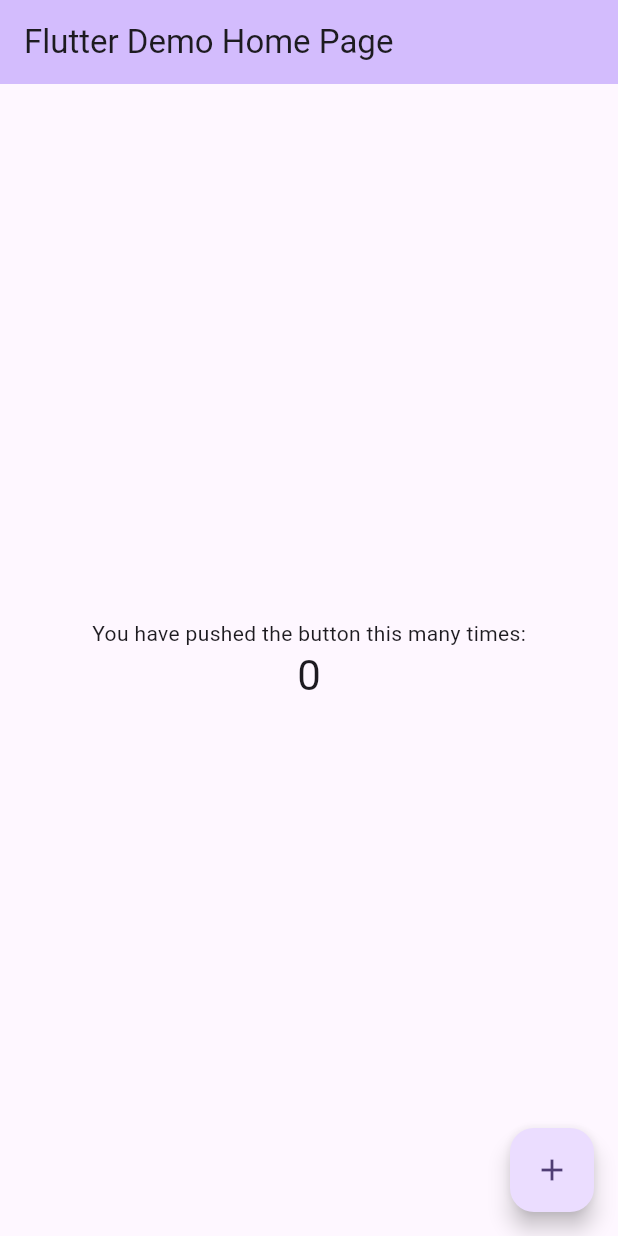
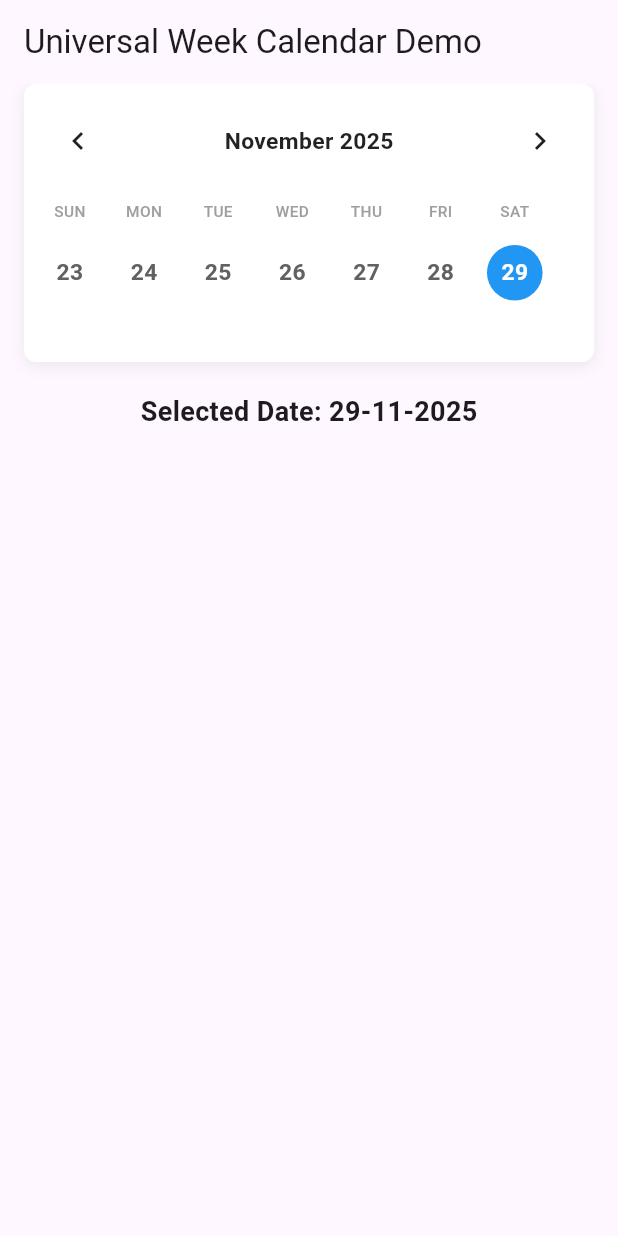
Before and after one commit to Prashant1125/universal_week_calendar, a Flutter app: the screen it shows after launch, on a phone screen of 412 x 824 dp. Run offline on Flutter 3.47's test engine with Material 3 defaults, Android fonts, the phone set to English and light mode, and no system bars.

Commit message:
ready to publish 0.1.0

````diff
--- a/example/lib/main.dart
+++ b/example/lib/main.dart
@@ -1,4 +1,5 @@
 import 'package:flutter/material.dart';
+import 'package:universal_week_calendar/universal_week_calendar.dart';
 
 void main() {
   runApp(const MyApp());
@@ -7,116 +8,91 @@ void main() {
 class MyApp extends StatelessWidget {
   const MyApp({super.key});
 
-  // This widget is the root of your application.
   @override
   Widget build(BuildContext context) {
     return MaterialApp(
-      title: 'Flutter Demo',
-      theme: ThemeData(
-        // This is the theme of your application.
-        //
-        // TRY THIS: Try running your application with "flutter run". You'll see
-        // the application has a purple toolbar. Then, without quitting the app,
-        // try changing the seedColor in the colorScheme below to Colors.green
-        // and then invoke "hot reload" (save your changes or press the "hot
-        // reload" button in a Flutter-supported IDE, or press "r" if you used
-        // the command line to start the app).
-        //
-        // Notice that the counter didn't reset back to zero; the application
-        // state is not lost during the reload. To reset the state, use hot
-        // restart instead.
-        //
-        // This works for code too, not just values: Most code changes can be
-        // tested with just a hot reload.
-        colorScheme: ColorScheme.fromSeed(seedColor: Colors.deepPurple),
-      ),
-      home: const MyHomePage(title: 'Flutter Demo Home Page'),
+      debugShowCheckedModeBanner: false,
+      title: "Universal Week Calendar Example",
+      theme: ThemeData(primarySwatch: Colors.blue),
+      home: const CalendarExampleScreen(),
     );
   }
 }
 
-class MyHomePage extends StatefulWidget {
-  const MyHomePage({super.key, required this.title});
-
-  // This widget is the home page of your application. It is stateful, meaning
-  // that it has a State object (defined below) that contains fields that affect
-  // how it looks.
-
-  // This class is the configuration for the state. It holds the values (in this
-  // case the title) provided by the parent (in this case the App widget) and
-  // used by the build method of the State. Fields in a Widget subclass are
-  // always marked "final".
-
-  final String title;
+class CalendarExampleScreen extends StatefulWidget {
+  const CalendarExampleScreen({super.key});
 
   @override
-  State<MyHomePage> createState() => _MyHomePageState();
+  State<CalendarExampleScreen> createState() => _CalendarExampleScreenState();
 }
 
-class _MyHomePageState extends State<MyHomePage> {
-  int _counter = 0;
+class _CalendarExampleScreenState extends State<CalendarExampleScreen> {
+  DateTime _selectedDate = DateTime.now();
+  late DateTime _startOfWeek;
 
-  void _incrementCounter() {
+  @override
+  void initState() {
+    super.initState();
+    _startOfWeek = _getStartOfWeek(_selectedDate);
+  }
+
+  DateTime _getStartOfWeek(DateTime date) {
+    return date.subtract(Duration(days: date.weekday % 7));
+  }
+
+  // Select date from calendar
+  void _onDateSelected(DateTime date) {
     setState(() {
-      // This call to setState tells the Flutter framework that something has
-      // changed in this State, which causes it to rerun the build method below
-      // so that the display can reflect the updated values. If we changed
-      // _counter without calling setState(), then the build method would not be
-      // called again, and so nothing would appear to happen.
-      _counter++;
+      _selectedDate = date;
+    });
+  }
+
+  // Move to next week
+  void _nextWeek() {
+    setState(() {
+      _startOfWeek = _startOfWeek.add(const Duration(days: 7));
+      _selectedDate = _startOfWeek; // default select first day of week
+    });
+  }
+
+  // Move to previous week
+  void _previousWeek() {
+    setState(() {
+      _startOfWeek = _startOfWeek.subtract(const Duration(days: 7));
+      _selectedDate = _startOfWeek;
     });
   }
 
   @override
   Widget build(BuildContext context) {
-    // This method is rerun every time setState is called, for instance as done
-    // by the _incrementCounter method above.
-    //
-    // The Flutter framework has been optimized to make rerunning build methods
-    // fast, so that you can just rebuild anything that needs updating rather
-    // than having to individually change instances of widgets.
     return Scaffold(
-      appBar: AppBar(
-        // TRY THIS: Try changing the color here to a specific color (to
-        // Colors.amber, perhaps?) and trigger a hot reload to see the AppBar
-        // change color while the other colors stay the same.
-        backgroundColor: Theme.of(context).colorScheme.inversePrimary,
-        // Here we take the value from the MyHomePage object that was created by
-        // the App.build method, and use it to set our appbar title.
-        title: Text(widget.title),
+      appBar: AppBar(title: const Text("Universal Week Calendar Demo")),
+
+      body: Column(
+        crossAxisAlignment: CrossAxisAlignment.center,
+        children: [
+          UniversalWeekCalendar(
+            margin: const EdgeInsets.symmetric(horizontal: 16),
+            padding: const EdgeInsets.symmetric(vertical: 14, horizontal: 12),
+            selectedDate: _selectedDate,
+            onDateSelected: _onDateSelected,
+            onNextWeek: _nextWeek,
+            onPreviousWeek: _previousWeek,
+            theme: const CalendarTheme(
+              primaryColor: Colors.blue,
+              backgroundColor: Colors.white,
+              textColor: Colors.black87,
+            ),
+          ),
+
+          const SizedBox(height: 20),
+
+          Text(
+            "Selected Date: ${_selectedDate.day}-${_selectedDate.month}-${_selectedDate.year}",
+            style: const TextStyle(fontSize: 18, fontWeight: FontWeight.bold),
+          ),
+        ],
       ),
-      body: Center(
-        // Center is a layout widget. It takes a single child and positions it
-        // in the middle of the parent.
-        child: Column(
-          // Column is also a layout widget. It takes a list of children and
-          // arranges them vertically. By default, it sizes itself to fit its
-          // children horizontally, and tries to be as tall as its parent.
-          //
-          // Column has various properties to control how it sizes itself and
-          // how it positions its children. Here we use mainAxisAlignment to
-          // center the children vertically; the main axis here is the vertical
-          // axis because Columns are vertical (the cross axis would be
-          // horizontal).
-          //
-          // TRY THIS: Invoke "debug painting" (choose the "Toggle Debug Paint"
-          // action in the IDE, or press "p" in the console), to see the
-          // wireframe for each widget.
-          mainAxisAlignment: MainAxisAlignment.center,
-          children: <Widget>[
-            const Text('You have pushed the button this many times:'),
-            Text(
-              '$_counter',
-              style: Theme.of(context).textTheme.headlineMedium,
-            ),
-          ],
-        ),
-      ),
-      floatingActionButton: FloatingActionButton(
-        onPressed: _incrementCounter,
-        tooltip: 'Increment',
-        child: const Icon(Icons.add),
-      ), // This trailing comma makes auto-formatting nicer for build methods.
     );
   }
 }
--- a/example/pubspec.yaml
+++ b/example/pubspec.yaml
@@ -34,6 +34,9 @@ dependencies:
   # The following adds the Cupertino Icons font to your application.
   # Use with the CupertinoIcons class for iOS style icons.
   cupertino_icons: ^1.0.8
+
+  universal_week_calendar:
+    path: ../
 
 dev_dependencies:
   flutter_test:
--- a/lib/src/utils/date_utils.dart
+++ b/lib/src/utils/date_utils.dart
@@ -1,11 +1,17 @@
 /// Helper functions for calendar date calculations.
 class DateUtilsHelper {
+  /// Returns the start of week (Sunday) for the provided date.
+  ///
+  /// This implementation assumes **Sunday** as the first day of the week.
+  /// If you want Monday as start, change `weekday % 7` to `weekday - 1`.
   static DateTime getStartOfWeek(DateTime date) {
     final weekday = date.weekday;
-    return date.subtract(Duration(days: weekday % 7));
+    return DateTime(date.year, date.month, date.day)
+        .subtract(Duration(days: weekday % 7));
   }
 
+  /// Checks if two [DateTime] objects represent the exact same day (year, month, and day).
   static bool isSameDay(DateTime a, DateTime b) {
-    return a.day == b.day && a.month == b.month && a.year == b.year;
+    return a.year == b.year && a.month == b.month && a.day == b.day;
   }
 }
--- a/lib/src/widgets/week_calendar.dart
+++ b/lib/src/widgets/week_calendar.dart
@@ -3,24 +3,52 @@ import 'package:intl/intl.dart';
 import '../theme/calendar_theme.dart';
 import '../utils/date_utils.dart';
 
-/// A customizable horizontal week calendar widget that
-/// works with any state management system.
+/// A customizable horizontal week calendar widget that allows users to select
+/// a date and navigate between weeks.
+///
+/// This widget is designed to be highly flexible and works without any
+/// dependency on external state management solutions.
 ///
 /// Example:
 /// ```dart
 /// UniversalWeekCalendar(
 ///   selectedDate: DateTime.now(),
 ///   onDateSelected: (date) => print(date),
+///   onNextWeek: () => setState(() { /* logic */ }),
+///   onPreviousWeek: () => setState(() { /* logic */ }),
 /// );
 /// ```
 class UniversalWeekCalendar extends StatelessWidget {
+  /// The currently selected date displayed in the calendar.
   final DateTime selectedDate;
+
+  /// A callback function that is called when a date is tapped by the user.
   final ValueChanged<DateTime>? onDateSelected;
+
+  /// A callback function executed when the user taps the next week button (right arrow).
   final VoidCallback? onNextWeek;
+
+  /// A callback function executed when the user taps the previous week button (left arrow).
   final VoidCallback? onPreviousWeek;
+
+  /// The theme used to customize the colors and text styles of the calendar.
   final CalendarTheme theme;
+
+  /// Optional text to display in the header. If null, it defaults to the
+  /// formatted month and year of the [selectedDate].
+  final String? headerText;
+
+  /// Optional fixed height for the calendar widget. If null, the height is
+  /// dynamically calculated based on screen width.
   final double? height;
 
+  /// Optional outer margin for the calendar container.
+  final EdgeInsetsGeometry? margin;
+
+  /// Optional inner padding for the calendar container.
+  final EdgeInsetsGeometry? padding;
+
+  /// Creates a Universal Week Calendar widget.
   const UniversalWeekCalendar({
     super.key,
     required this.selectedDate,
@@ -29,17 +57,22 @@ class UniversalWeekCalendar extends StatelessWidget {
     this.onPreviousWeek,
     this.theme = const CalendarTheme(),
     this.height,
+    this.headerText,
+    this.margin,
+    this.padding,
   });
 
   @override
   Widget build(BuildContext context) {
     final width = MediaQuery.sizeOf(context).width;
+    // Calculate the start of the week (Sunday by default) based on the selected date.
     final weekStart = DateUtilsHelper.getStartOfWeek(selectedDate);
 
     return Container(
-      height: height ?? width * 0.4,
-      margin: const EdgeInsets.symmetric(horizontal: 16),
-      padding: const EdgeInsets.symmetric(vertical: 14, horizontal: 12),
+      // Dynamic height calculation
+      height: height ?? width * 0.45,
+      margin: margin ?? const EdgeInsets.symmetric(horizontal: 16),
+      padding: padding ?? const EdgeInsets.symmetric(vertical: 14, horizontal: 12),
       decoration: BoxDecoration(
         color: theme.backgroundColor,
         borderRadius: BorderRadius.circular(width * 0.02),
@@ -53,6 +86,7 @@ class UniversalWeekCalendar extends StatelessWidget {
       ),
       child: Column(
         children: [
+          // Header Row for Navigation and Month/Year Display
           Row(
             mainAxisAlignment: MainAxisAlignment.spaceBetween,
             children: [
@@ -62,7 +96,7 @@ class UniversalWeekCalendar extends StatelessWidget {
                 color: theme.textColor,
               ),
               Text(
-                DateFormat('MMMM yyyy').format(selectedDate),
+                headerText ?? DateFormat('MMMM yyyy').format(selectedDate),
                 style: theme.headerTextStyle ??
                     TextStyle(
                       fontSize: width * 0.037,
@@ -78,6 +112,7 @@ class UniversalWeekCalendar extends StatelessWidget {
             ],
           ),
           const SizedBox(height: 12),
+          // Weekday and Date Row
           SizedBox(
             height: width * 0.18,
             child: ListView.separated(
@@ -93,6 +128,7 @@ class UniversalWeekCalendar extends StatelessWidget {
                   child: Column(
                     mainAxisAlignment: MainAxisAlignment.center,
                     children: [
+                      // Weekday Text (SUN, MON, etc.)
                       Text(
                         DateFormat('E').format(date).toUpperCase(),
                         style: theme.weekdayTextStyle ??
@@ -103,6 +139,7 @@ class UniversalWeekCalendar extends StatelessWidget {
                             ),
                       ),
                       SizedBox(height: width * 0.035),
+                      // Date Circle (Day of Month)
                       Container(
                         width: width * 0.09,
                         height: width * 0.09,
--- a/lib/universal_week_calendar.dart
+++ b/lib/universal_week_calendar.dart
@@ -1,3 +1,5 @@
+/// A highly customizable, dependency-free Flutter package for displaying and
+/// navigating dates week-by-week.
 library universal_week_calendar;
 
 export 'src/widgets/week_calendar.dart';
--- a/pubspec.yaml
+++ b/pubspec.yaml
@@ -3,10 +3,9 @@
 
 ## 🧾 `pubspec.yaml`
 
-```yaml
 name: universal_week_calendar
 description: A customizable horizontal week calendar widget that works with any state management.
-version: 1.0.0
+version: 0.1.0
 repository: https://github.com/Prashant1125/universal_week_calendar
 homepage: https://pub.dev/packages/universal_week_calendar
 issue_tracker: https://github.com/Prashant1125/universal_week_calendar/issues
````
Also changed, not shown: lib/src/models/calendar_state.dart (+7 -1 lines), lib/src/theme/calendar_theme.dart (+13 -1 lines), example/pubspec.lock, universal_celender.gif (added), 3 other files.
